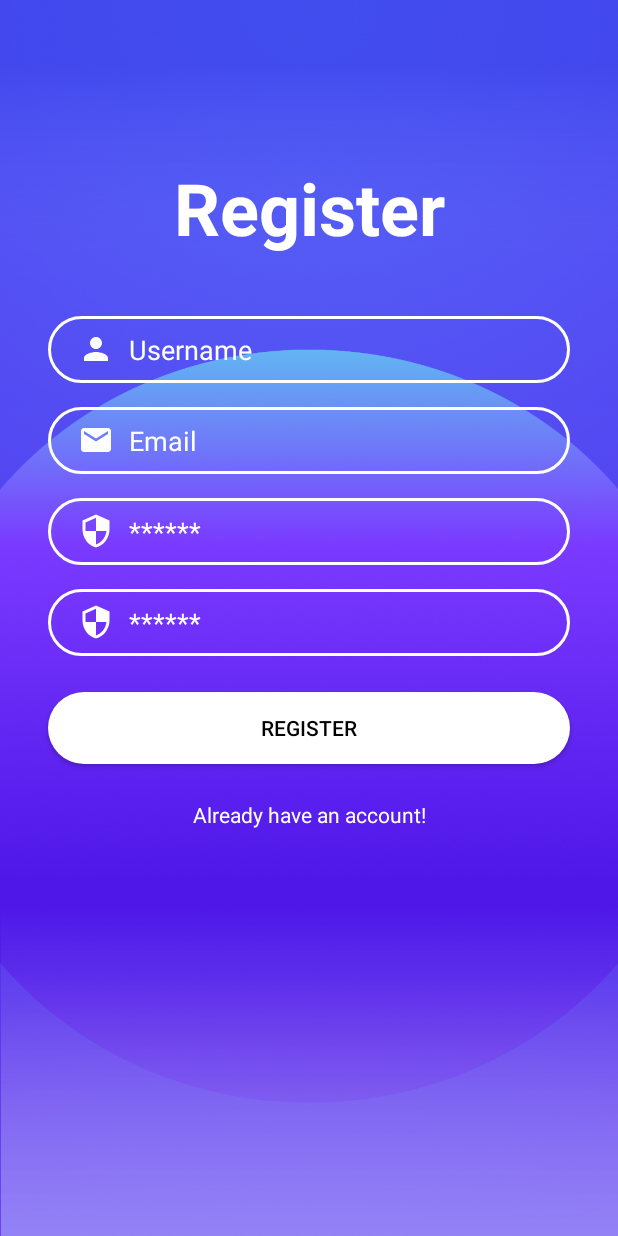
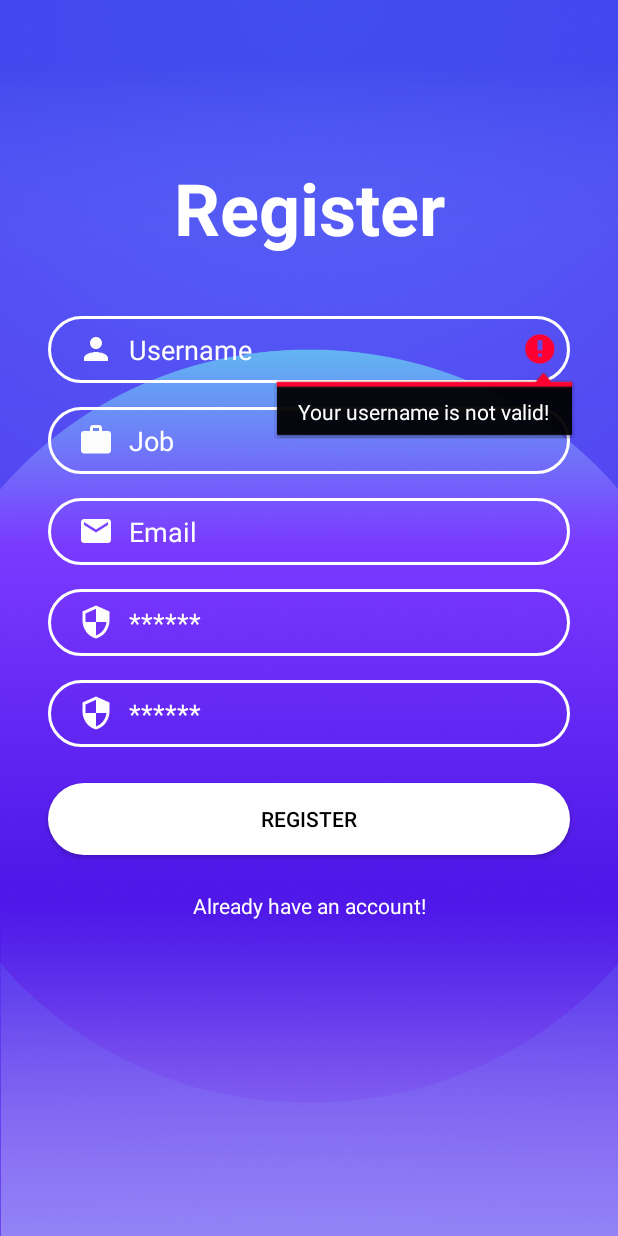
Before and after one commit to HumanClone/TimeWiseFrontEnd, an Android app: the RegisterActivity screen opened directly, with no data from a screen before it, on a phone screen of 412 x 824 dp. Run offline under Robolectric (Android 15) with nearby library versions, the phone set to English and light mode, and no system bars.

Commit message:
Login + register

```diff
--- a/app/src/main/java/com/example/timewisefrontend/screens/RegisterActivity.kt
+++ b/app/src/main/java/com/example/timewisefrontend/screens/RegisterActivity.kt
@@ -4,18 +4,78 @@ import android.content.Intent
 import androidx.appcompat.app.AppCompatActivity
 import android.os.Bundle
 import android.widget.Button
+import android.widget.EditText
 import android.widget.TextView
+import android.widget.Toast
 import com.example.timewisefrontend.R
 
 class RegisterActivity : AppCompatActivity() {
+
+    private lateinit var inputUser : EditText
+    private lateinit var inputUserJob : EditText
+    private lateinit var inputLoginEmail : EditText
+    private lateinit var inputPassword : EditText
+    private lateinit var inputConfirmPassword : EditText
     override fun onCreate(savedInstanceState: Bundle?) {
         super.onCreate(savedInstanceState)
         setContentView(R.layout.activity_register)
 
+        inputUser = findViewById(R.id.inputUser)
+        inputUserJob = findViewById(R.id.inputUserJob)
+        inputLoginEmail = findViewById(R.id.inputLoginEmail)
+        inputPassword = findViewById(R.id.inputPassword)
+        inputConfirmPassword = findViewById(R.id.inputConfirmPassword)
+
+
+
+        val registerButton = findViewById<Button>(R.id.btnRegister)
+        registerButton.setOnClickListener{
+            Toast.makeText(this@RegisterActivity, "Registered Successful!",Toast.LENGTH_SHORT).show()
+            val intent = Intent(this@RegisterActivity, MainMenuActivity::class.java)
+            startActivity(intent)
+        }
         val loginButton = findViewById<TextView>(R.id.alreadyHaveAccount)
         loginButton.setOnClickListener{
             val intent = Intent(this@RegisterActivity, LoginActivity::class.java)
             startActivity(intent)
         }
+        checkCrededentials()
+    }
+    private fun checkCrededentials(){
+        val username = inputUser.text.toString()
+        val userjob = inputUserJob.text.toString()
+        val email = inputLoginEmail.text.toString()
+        val password = inputPassword.text.toString()
+        val configurePassword = inputConfirmPassword.text.toString()
+
+        if (username.isEmpty() || username.length <7)
+        {
+            showError(inputUser, "Your username is not valid!")
+        }
+        else if (userjob.isEmpty())
+        {
+            showError(inputUserJob, "You havent entered a job")
+        }
+        else if (email.isEmpty() || !email.contains("@"))
+        {
+            showError(inputLoginEmail, "Your Email is not valid!")
+        }
+        else if (password.isEmpty() || password.length <7)
+        {
+            showError(inputPassword, "Password must be 7 characters")
+        }
+        else if (configurePassword.isEmpty() || configurePassword !=password)
+        {
+            showError(inputConfirmPassword, "Password does not match")
+        }
+        else
+        {
+            Toast.makeText(this@RegisterActivity, "Call Registration Method", Toast.LENGTH_SHORT).show()
+        }
+    }
+    private fun showError(input : EditText, errorMessage: String )
+    {
+        input.error = errorMessage
+        input.requestFocus()
     }
 }
--- /dev/null
+++ b/app/src/main/res/drawable/baseline_work.xml
@@ -0,0 +1,5 @@
+<vector android:height="24dp" android:tint="#FDFDFE"
+    android:viewportHeight="24" android:viewportWidth="24"
+    android:width="24dp" xmlns:android="http://schemas.android.com/apk/res/android">
+    <path android:fillColor="@android:color/white" android:pathData="M20,6h-4L16,4c0,-1.11 -0.89,-2 -2,-2h-4c-1.11,0 -2,0.89 -2,2v2L4,6c-1.11,0 -1.99,0.89 -1.99,2L2,19c0,1.11 0.89,2 2,2h16c1.11,0 2,-0.89 2,-2L22,8c0,-1.11 -0.89,-2 -2,-2zM14,6h-4L10,4h4v2z"/>
+</vector>
--- a/app/src/main/res/layout/activity_register.xml
+++ b/app/src/main/res/layout/activity_register.xml
@@ -4,6 +4,7 @@
     xmlns:tools="http://schemas.android.com/tools"
     android:layout_width="match_parent"
     android:layout_height="match_parent"
+    android:autofillHints="Job"
     android:background="@drawable/bdimage"
     tools:context=".screens.RegisterActivity">
 
@@ -23,7 +24,7 @@
         app:layout_constraintVertical_bias="0.13999999" />
 
     <EditText
-        android:id="@+id/inputLoginPassword"
+        android:id="@+id/inputUser"
         android:layout_width="0dp"
         android:layout_height="wrap_content"
         android:layout_marginStart="32dp"
@@ -62,9 +63,10 @@
         android:paddingBottom="10dp"
         android:textColor="@color/white"
         android:textColorHint="@color/white"
-        app:layout_constraintEnd_toEndOf="@+id/inputLoginPassword"
-        app:layout_constraintStart_toStartOf="@+id/inputLoginPassword"
-        app:layout_constraintTop_toBottomOf="@+id/inputLoginPassword" />
+        app:layout_constraintEnd_toEndOf="@+id/inputUser"
+        app:layout_constraintHorizontal_bias="0.0"
+        app:layout_constraintStart_toStartOf="@+id/inputUser"
+        app:layout_constraintTop_toBottomOf="@+id/inputUserJob" />
 
     <EditText
         android:id="@+id/inputPassword"
@@ -76,7 +78,7 @@
         android:drawablePadding="10dp"
         android:ems="10"
         android:hint="******"
-        android:inputType="textPersonName"
+        android:inputType="textPersonName|textPassword"
         android:paddingLeft="20dp"
         android:paddingTop="10dp"
         android:paddingRight="10dp"
@@ -97,7 +99,7 @@
         android:drawablePadding="10dp"
         android:ems="10"
         android:hint="******"
-        android:inputType="textPersonName"
+        android:inputType="textPersonName|textPassword"
         android:paddingLeft="20dp"
         android:paddingTop="10dp"
         android:paddingRight="10dp"
@@ -114,9 +116,9 @@
         android:layout_height="wrap_content"
         android:layout_marginTop="24dp"
         android:background="@drawable/btn_bg"
+        android:backgroundTint="@color/white"
         android:text="Register"
         android:textColor="@color/black"
-        android:backgroundTint="@color/white"
         app:layout_constraintEnd_toEndOf="@+id/inputConfirmPassword"
         app:layout_constraintStart_toStartOf="@+id/inputConfirmPassword"
         app:layout_constraintTop_toBottomOf="@+id/inputConfirmPassword" />
@@ -133,4 +135,25 @@
         app:layout_constraintStart_toStartOf="@+id/btnRegister"
         app:layout_constraintTop_toBottomOf="@+id/btnRegister" />
 
+    <EditText
+        android:id="@+id/inputUserJob"
+        android:layout_width="0dp"
+        android:layout_height="wrap_content"
+        android:layout_marginTop="16dp"
+        android:background="@drawable/input_bg"
+        android:drawableLeft="@drawable/baseline_work"
+        android:drawablePadding="10dp"
+        android:ems="10"
+        android:hint="Job"
+        android:inputType="textPersonName"
+        android:paddingLeft="20dp"
+        android:paddingTop="10dp"
+        android:paddingRight="10dp"
+        android:paddingBottom="10dp"
+        android:textColor="@color/white"
+        android:textColorHint="@color/white"
+        app:layout_constraintEnd_toEndOf="@+id/inputUser"
+        app:layout_constraintStart_toStartOf="@+id/inputUser"
+        app:layout_constraintTop_toBottomOf="@+id/inputUser" />
+
 </androidx.constraintlayout.widget.ConstraintLayout>
```
Also changed, not shown: app/src/main/java/com/example/timewisefrontend/screens/LoginActivity.kt (+30 -2 lines), app/src/main/res/layout/activity_login.xml (+27 -27 lines).
